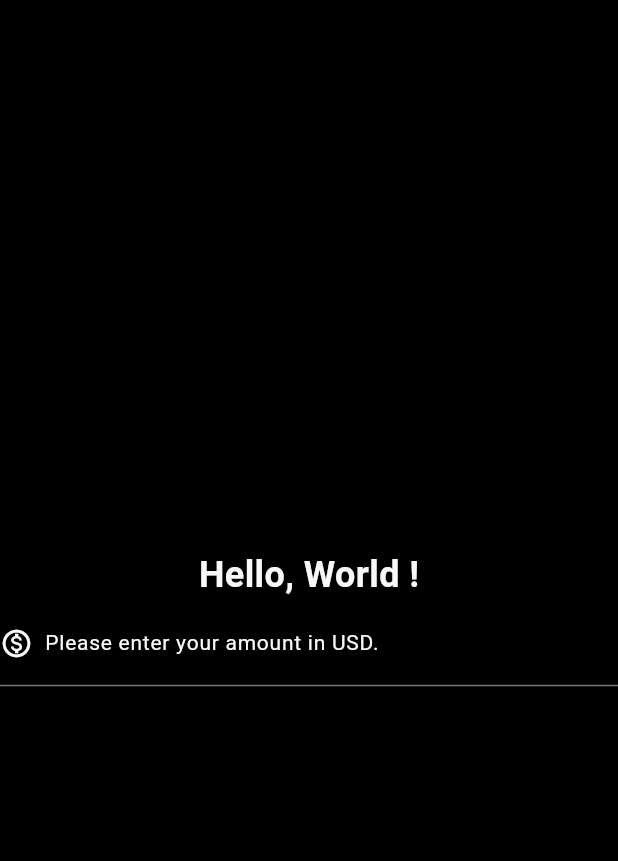
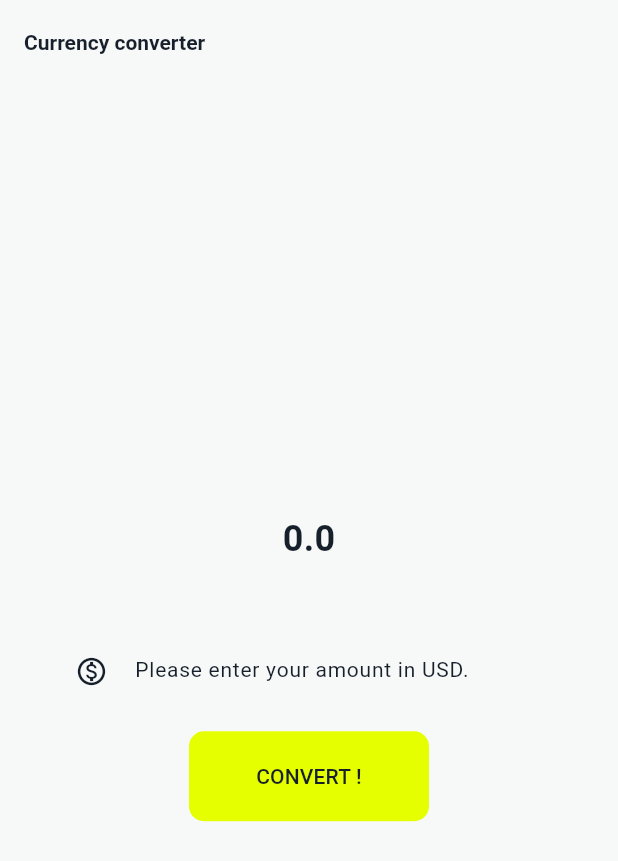
Before and after one commit to HikariJadeEmpire/my_first_mobile_app, a Flutter app: the screen it shows after launch, on a phone screen of 412 x 824 dp. Shown: the top 861 px of the screen. Run offline on Flutter 3.47's test engine with Material 3 defaults, Android fonts, the light colour scheme and no system bars.

Commit message:
Update app
Making some changes.

```diff
--- a/my_currency/lib/currency_mat.dart
+++ b/my_currency/lib/currency_mat.dart
@@ -4,21 +4,44 @@ class MyCurrency extends StatelessWidget {
   const MyCurrency({super.key});
 
   @override
-  Widget build(BuildContext) {
+  Widget build(BuildContext context) {
+
+    final backgroundColor = Color.fromRGBO(247, 249, 249, 1);
+    final secondColor = Color.fromRGBO(23, 32, 42, 1);
+    final highlightColor = Color.fromRGBO(229, 255, 0, 1);
+
+    double myResults = 0;
+    final TextEditingController myTextCon = TextEditingController();
 
     // We treat the "MaterialApp" as a background (In "main.dart" file), and then paste the "Scaffold" on it.
 
-    return const Scaffold(
+    return Scaffold(
 
       // "Scaffold" is the space where we can put any widget into it.
+      // "appBar" is like NavBar. If your are curious, you can change the backgroundColor to see it.
+      // in "appBar" there is an actions property, this property always being used as a setting icon or something more.
+      // We will not do it here, yet.
 
-      backgroundColor: Color.fromRGBO(0, 0, 0, 1),
+      appBar: AppBar(
+          title: Text(
+                  'Currency converter',
+                  style: TextStyle(
+                    color: secondColor,
+                    fontSize: 14,
+                    fontWeight: FontWeight.bold,
+                    ),
+                  ),
+          backgroundColor: backgroundColor,
+          elevation: 0,
+        ),
+
+      backgroundColor: backgroundColor,
       body: Center(
 
         // So, in the "Scaffold" we put the "Center" widget which has a "Text" in it.
 
         child: ColoredBox(
-          color: Color.fromRGBO(0, 0, 0, 1),
+          color: backgroundColor,
 
           // ColoredBox is to see how "Column" is used in the "Scaffold" space by colored it out.
 
@@ -30,25 +53,37 @@ class MyCurrency extends StatelessWidget {
             crossAxisAlignment: CrossAxisAlignment.center,
 
             children: [
-              Text(
-                'Hello, World !',
+              Container(
+
+                // Padding is the space inside
+                // Margin is the space outside
+
+                padding: EdgeInsets.all(10.0),
+                margin: EdgeInsets.all(0.0),
+                // color: Color.fromRGBO(229, 255, 0, 1),
+
+                child: Text(
+                  myResults.toString(),
                   style: TextStyle(
-                  color: Color.fromRGBO(247, 249, 249, 1),
+                    color: secondColor,
                     fontSize: 24,
                     fontWeight: FontWeight.bold,
                     ),
                   ),
+              ),
 
-                TextField(
+              Container(
+                padding: EdgeInsets.fromLTRB(30, 30, 30, 10),
+                child: TextField(
 
                   // Style of an user's input text.
 
                   style: TextStyle(
-                      color: Color.fromRGBO(247, 249, 249, 1),
+                      color: secondColor,
                       fontSize: 14,
                     ),
 
-                  keyboardType: TextInputType.number,
+                  keyboardType: TextInputType.numberWithOptions(decimal: true,),
 
                   // style of an input hint text or label text.
 
@@ -60,21 +95,80 @@ class MyCurrency extends StatelessWidget {
                       // labelText: 'Input',
                       hintText: ' Please enter your amount in USD.',
                       hintStyle: TextStyle(
-                          color: Color.fromRGBO(247, 249, 249, 1),
+                          color: secondColor,
                           fontSize: 14,
                         ),
-                      prefixIcon: Icon(
+                      prefixIcon: Padding(
+                          padding: EdgeInsetsGeometry.only(left: 20.0, bottom: 2.0, right: 10.0, top: 2.0),
+                          child: Icon(
                             Icons.monetization_on_outlined,
-                          color: Color.fromRGBO(247, 249, 249, 1),
+                            color: secondColor,
                             size: 22,
                             ),
+                          ),
                       prefixIconConstraints: BoxConstraints(maxHeight: 25, minWidth: 10),
-                      contentPadding: EdgeInsetsGeometry.all(18),
+                      contentPadding: EdgeInsetsGeometry.all(20.0),
                       focusedBorder: OutlineInputBorder(
-                          borderSide: BorderSide(color: Color.fromRGBO(0, 0, 0, 1))
+                          borderSide: BorderSide(color: highlightColor,
+                            width: 4.0,
+                            style: BorderStyle.solid, // ".none" It's mean not showing the borderline
+                            ),
+                          borderRadius: BorderRadius.all(Radius.circular(8.0)),
+                        ),
+                      enabledBorder: OutlineInputBorder(
+                        borderSide: BorderSide(style: BorderStyle.none,),
+                        ),
+
+                    ),
+
+                    controller: myTextCon,
+                    onSubmitted: (value) {
+                      debugPrint('\n [ USER\'S LOG ] The value : $value has been submitted.\n');
+                    },
+
                 ),
               ),
 
+              TextButton(
+                onPressed: () {
+
+                  // In Flutter there are 3 types of mode :
+                  // 1. Debug mode
+                  // 2. Release mode : is how users can experience your app.
+                  //                    Type : $ flutter run --release
+                  //                    ,To experience the app on real mobile phone
+                  // 3. Profile mode : is happen to check whether each mode is correctly managed
+
+                  // if (kDebugMode) {
+                  //   debugPrint('Button clicked.');
+                  // }
+
+                  try {
+                    myResults = double.parse(myTextCon.text) * 2;
+                    print('[ USER\'S LOG ] The value of : ${myTextCon.text} has been sent to CONVERT to --> ${myResults} USD.');
+                  }
+                  catch (e, s) {
+                    print(' [ ERROR ] $e : $s');
+                  }
+
+
+                },
+                style: ButtonStyle(
+                    elevation: WidgetStatePropertyAll(6),
+                    backgroundColor: WidgetStatePropertyAll(highlightColor),
+                    foregroundColor: WidgetStatePropertyAll(secondColor),
+                    minimumSize: WidgetStatePropertyAll(Size(160, 60)),
+                    shape: WidgetStatePropertyAll(
+                      RoundedRectangleBorder(borderRadius: BorderRadiusGeometry.all(Radius.circular(10.0)))
+                    ),
+                  ),
+                // in style part you can also do this : TextButton.styleFrom()
+                // so, you can put any properties that required in TextButton.styleFrom() instead of using ButtonStyle()
+
+                child: Text(
+                    'CONVERT !',
+                    textAlign: TextAlign.center,
+                    ),
                 ),
 
             ],
```
Lines whose indentation alone changed are shown as unchanged.
